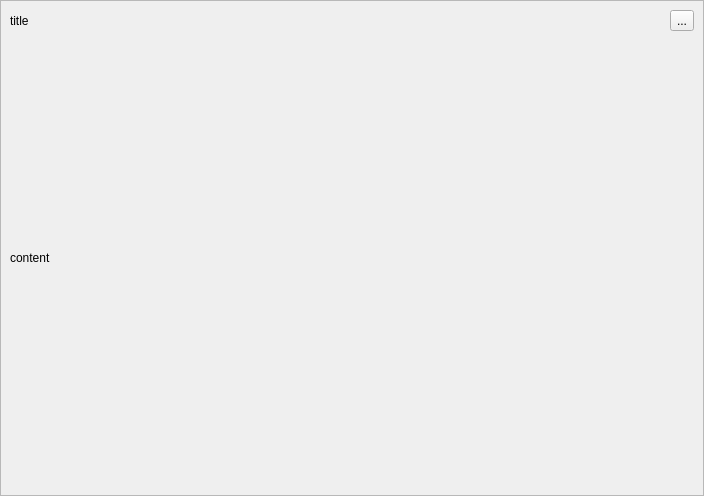
This is okgeo/src/fend/uicom/dialog.ui in lawley0316/okgeo as Qt 5 draws it before an edit. The edited form follows.
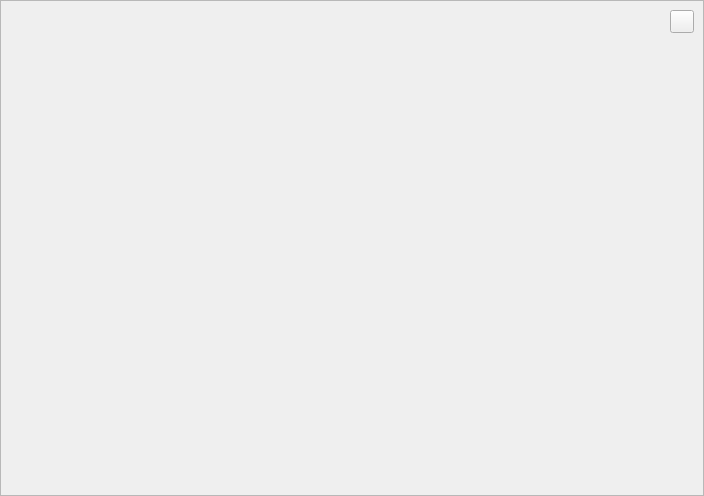
This is the edited form.

```diff
--- a/okgeo/src/fend/uicom/dialog.ui
+++ b/okgeo/src/fend/uicom/dialog.ui
@@ -55,7 +55,7 @@
         <item>
          <widget class="QLabel" name="title">
           <property name="text">
-           <string>title</string>
+           <string/>
           </property>
          </widget>
         </item>
@@ -75,7 +75,7 @@
         <item>
          <widget class="QToolButton" name="close">
           <property name="text">
-           <string>...</string>
+           <string/>
           </property>
          </widget>
         </item>
@@ -87,7 +87,7 @@
          <cursorShape>IBeamCursor</cursorShape>
         </property>
         <property name="text">
-         <string>content</string>
+         <string/>
         </property>
         <property name="alignment">
          <set>Qt::AlignLeading|Qt::AlignLeft|Qt::AlignVCenter</set>
```
